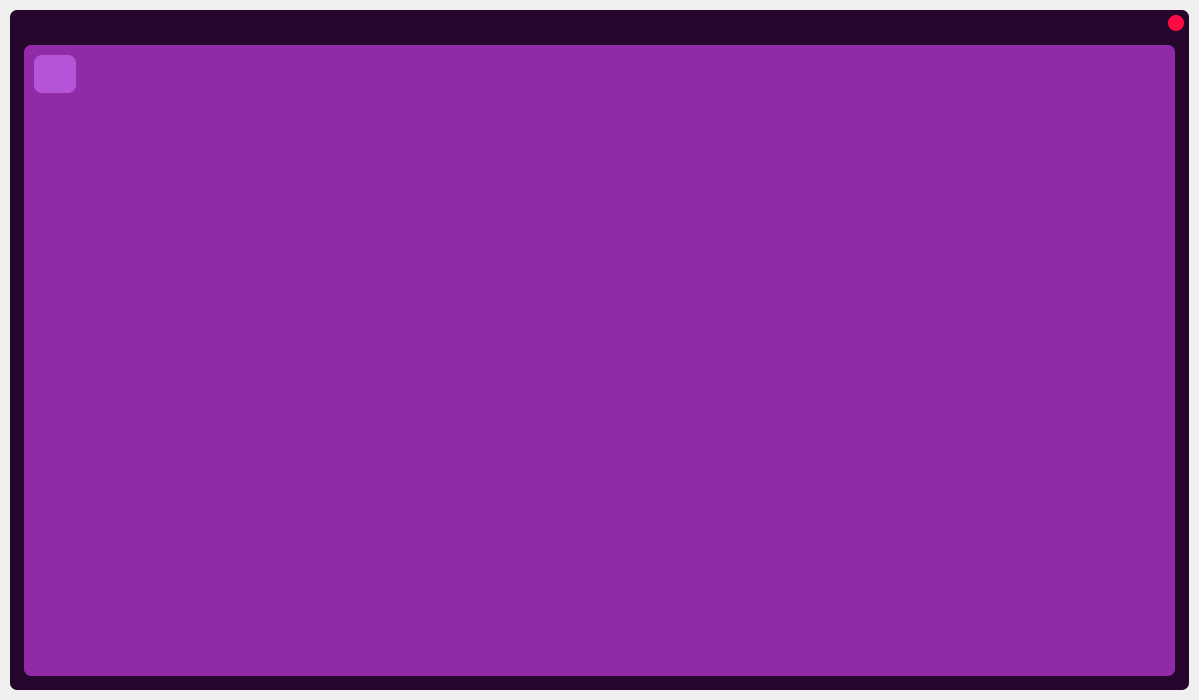
Before: the Qt Designer form CarInfo.ui in BryanHerrera19/Portfolio-WebScraping, drawn with Qt 5.
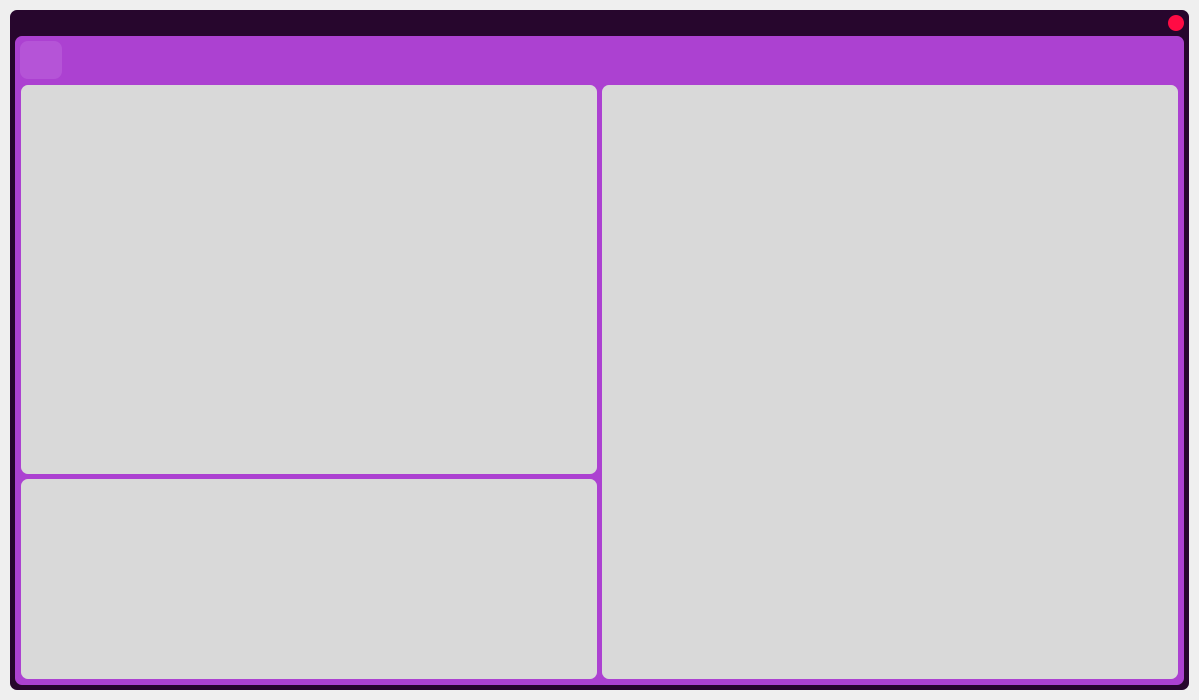
After: the same form once the commit is applied. Icons and pictures are not drawn.

```diff
--- a/CarInfo.ui
+++ b/CarInfo.ui
@@ -97,11 +97,26 @@
           <enum>QFrame::Raised</enum>
          </property>
          <layout class="QVBoxLayout" name="verticalLayout_3">
+          <property name="spacing">
+           <number>0</number>
+          </property>
+          <property name="leftMargin">
+           <number>0</number>
+          </property>
+          <property name="topMargin">
+           <number>0</number>
+          </property>
+          <property name="rightMargin">
+           <number>0</number>
+          </property>
+          <property name="bottomMargin">
+           <number>0</number>
+          </property>
           <item>
            <widget class="QFrame" name="frame_2">
             <property name="styleSheet">
              <string notr="true">QFrame{
-	background-color: rgb(145, 42, 166);
+	background-color: #AC41D1;
 }</string>
             </property>
             <property name="frameShape">
@@ -110,15 +125,24 @@
             <property name="frameShadow">
              <enum>QFrame::Raised</enum>
             </property>
-            <widget class="QPushButton" name="button_filter">
-             <property name="geometry">
-              <rect>
-               <x>10</x>
-               <y>10</y>
-               <width>42</width>
-               <height>38</height>
-              </rect>
+            <layout class="QVBoxLayout" name="verticalLayout_4">
+             <property name="spacing">
+              <number>5</number>
              </property>
+             <property name="leftMargin">
+              <number>5</number>
+             </property>
+             <property name="topMargin">
+              <number>5</number>
+             </property>
+             <property name="rightMargin">
+              <number>5</number>
+             </property>
+             <property name="bottomMargin">
+              <number>5</number>
+             </property>
+             <item>
+              <widget class="QPushButton" name="back_button">
              <property name="minimumSize">
               <size>
                <width>38</width>
@@ -170,6 +194,116 @@
               </size>
              </property>
             </widget>
+             </item>
+             <item>
+              <widget class="QFrame" name="inner_frame">
+               <property name="frameShape">
+                <enum>QFrame::StyledPanel</enum>
+               </property>
+               <property name="frameShadow">
+                <enum>QFrame::Raised</enum>
+               </property>
+               <layout class="QHBoxLayout" name="horizontalLayout">
+                <property name="spacing">
+                 <number>5</number>
+                </property>
+                <property name="leftMargin">
+                 <number>1</number>
+                </property>
+                <property name="topMargin">
+                 <number>1</number>
+                </property>
+                <property name="rightMargin">
+                 <number>1</number>
+                </property>
+                <property name="bottomMargin">
+                 <number>1</number>
+                </property>
+                <item>
+                 <widget class="QFrame" name="left_main_frame">
+                  <property name="styleSheet">
+                   <string notr="true"/>
+                  </property>
+                  <property name="frameShape">
+                   <enum>QFrame::StyledPanel</enum>
+                  </property>
+                  <property name="frameShadow">
+                   <enum>QFrame::Raised</enum>
+                  </property>
+                  <layout class="QVBoxLayout" name="verticalLayout_5">
+                   <property name="spacing">
+                    <number>5</number>
+                   </property>
+                   <property name="leftMargin">
+                    <number>0</number>
+                   </property>
+                   <property name="topMargin">
+                    <number>0</number>
+                   </property>
+                   <property name="rightMargin">
+                    <number>0</number>
+                   </property>
+                   <property name="bottomMargin">
+                    <number>0</number>
+                   </property>
+                   <item>
+                    <widget class="QFrame" name="upper_left">
+                     <property name="styleSheet">
+                      <string notr="true">QFrame{
+	background-color: #D9D9D9;
+}</string>
+                     </property>
+                     <property name="frameShape">
+                      <enum>QFrame::StyledPanel</enum>
+                     </property>
+                     <property name="frameShadow">
+                      <enum>QFrame::Raised</enum>
+                     </property>
+                    </widget>
+                   </item>
+                   <item>
+                    <widget class="QFrame" name="lower_left">
+                     <property name="maximumSize">
+                      <size>
+                       <width>16777215</width>
+                       <height>200</height>
+                      </size>
+                     </property>
+                     <property name="styleSheet">
+                      <string notr="true">QFrame{
+	background-color: #D9D9D9;
+}</string>
+                     </property>
+                     <property name="frameShape">
+                      <enum>QFrame::StyledPanel</enum>
+                     </property>
+                     <property name="frameShadow">
+                      <enum>QFrame::Raised</enum>
+                     </property>
+                    </widget>
+                   </item>
+                  </layout>
+                 </widget>
+                </item>
+                <item>
+                 <widget class="QFrame" name="right_main_frame">
+                  <property name="styleSheet">
+                   <string notr="true">QFrame{
+	background-color: #D9D9D9;
+}</string>
+                  </property>
+                  <property name="frameShape">
+                   <enum>QFrame::StyledPanel</enum>
+                  </property>
+                  <property name="frameShadow">
+                   <enum>QFrame::Raised</enum>
+                  </property>
+                 </widget>
+                </item>
+               </layout>
+              </widget>
+             </item>
+            </layout>
            </widget>
           </item>
          </layout>
```
Left out of the diff: 4 changed lines with no effect on the pictures. Lines whose indentation alone changed are shown as unchanged.
